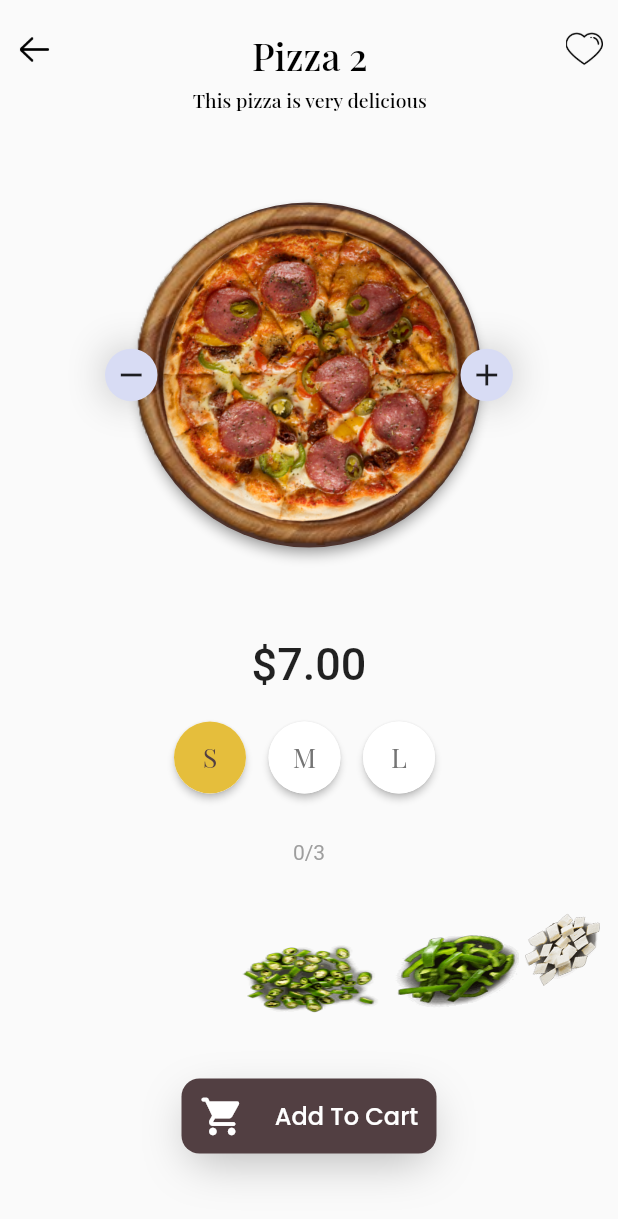
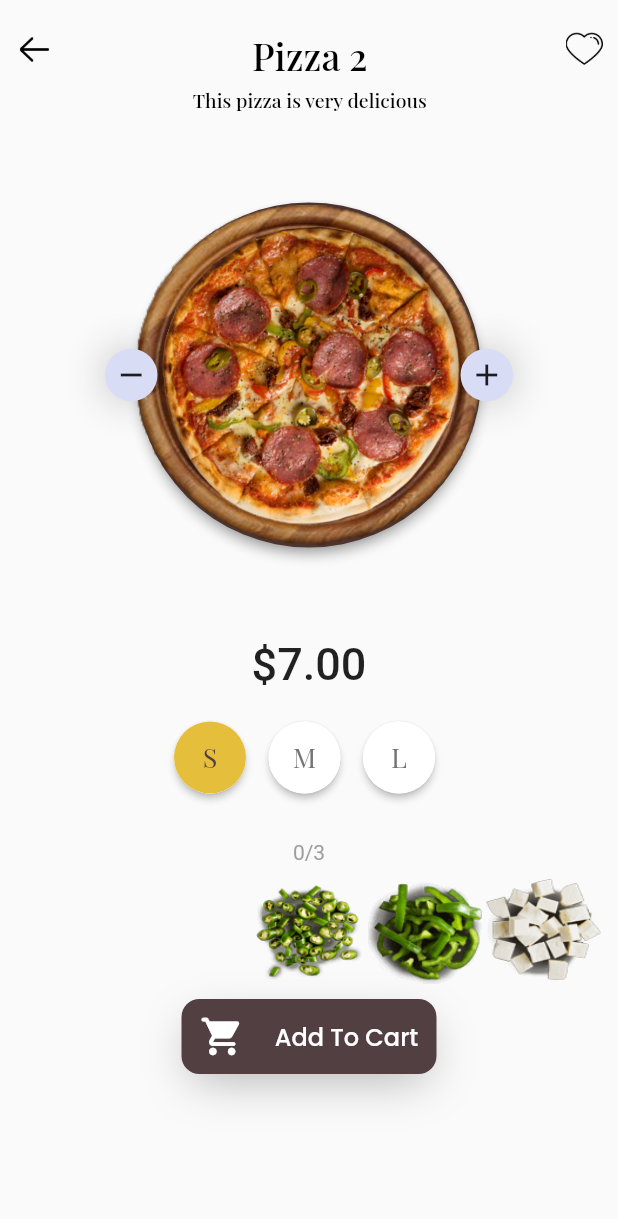
Before and after one commit to Mindinventory/pizza-delivery-app, a Flutter app: the screen it shows after launch, after a tap on an icon or button, on a phone screen of 412 x 824 dp. Shown: the top 1219 px of the screen. Run offline on Flutter 3.47's test engine with Material 2 defaults, Android fonts, the phone set to English and light mode, and no system bars; our stand-ins replace bloc, flutter_bloc, get, google_fonts; Roboto replaces fonts that are missing (georgia).

Commit message:
animation enhancement, small medium large animation

```diff
--- a/lib/ui/home_page.dart
+++ b/lib/ui/home_page.dart
@@ -1,4 +1,5 @@
 import 'dart:math';
+import 'dart:ui';
 
 import 'package:flutter/cupertino.dart';
 import 'package:flutter/material.dart';
@@ -9,6 +10,7 @@ import 'package:pizza_delivery/common/app_fonts.dart';
 import 'package:pizza_delivery/common/swipe_detector.dart';
 import 'package:pizza_delivery/constant/colors.dart';
 import 'package:pizza_delivery/cubit/pizza_cubit.dart';
+import 'package:pizza_delivery/ui/pizza_topping.dart';
 import 'package:pizza_delivery/viewmodel/pizza_viewmodel.dart';
 
 class HomePage extends StatefulWidget {
@@ -23,6 +25,7 @@ class _HomePageState extends State<HomePage>
   final PizzaCubit pizzaCubit = PizzaCubit();
   late final AnimationController animationController;
   int count = 0;
+  int? pizzaIndex;
 
   @override
   void initState() {
@@ -125,10 +128,20 @@ class _HomePageState extends State<HomePage>
                 }),
               ),
             ),
-            const SizedBox(height: 10,),
+            const SizedBox(
+              height: 10,
+            ),
             _toppingsCounter(),
-            const SizedBox(height: 10,),
-            const Expanded(child: PizzaToppingListView()),
+            const SizedBox(
+              height: 10,
+            ),
+            SizedBox(
+              height: 70,
+              child: PizzaToppingListView(),
+            ),
+            const SizedBox(
+              height: 10,
+            ),
             _addToCartButton()
           ],
         ),
@@ -262,25 +275,28 @@ class _HomePageState extends State<HomePage>
   Widget _buildPizzaNameAndDesc() {
     return BlocBuilder<PizzaCubit, PizzaState>(
       bloc: pizzaCubit,
-      buildWhen: (prev,current){
-        if(current.runtimeType == PizzaChangeState||current.runtimeType == PizzaChangedState) {
+      buildWhen: (prev, current) {
+        if (current.runtimeType == PizzaChangeState ||
+            current.runtimeType == PizzaChangedState) {
           return true;
         }
         return false;
       },
       builder: (context, state) {
-        final rightSide=state.runtimeType == PizzaChangeState?(state as PizzaChangeState).rightSide:null;
+        final rightSide = state.runtimeType == PizzaChangeState
+            ? (state as PizzaChangeState).rightSide
+            : null;
         return TweenAnimationBuilder(
           key: ValueKey(count),
-          tween: Tween<double>(begin: 0,end: 1),
-          builder: (context, double value,child) {
+          tween: Tween<double>(begin: 0, end: 1),
+          builder: (context, double value, child) {
             return Stack(
               alignment: Alignment.center,
               children: [
                 Transform(
-                  transform: Matrix4.identity() .. rotateX(-(1-value)*pi/2),
+                  transform: Matrix4.identity()..rotateX(-(1 - value) * pi / 2),
                   child: Opacity(
-                    opacity: rightSide!=null?1-value:1,
+                    opacity: rightSide != null ? 1 - value : 1,
                     child: Column(
                       crossAxisAlignment: CrossAxisAlignment.center,
                       children: [
@@ -292,30 +308,38 @@ class _HomePageState extends State<HomePage>
                           height: 5,
                         ),
                         Text(
-                          pizzaCubit.pizzaList[pizzaCubit.selectedPizza].description,
+                          pizzaCubit
+                              .pizzaList[pizzaCubit.selectedPizza].description,
                           style: AppFonts.pizzaDescriptionFont,
                         ),
                       ],
                     ),
                   ),
                 ),
-                if(rightSide!=null)
+                if (rightSide != null)
                   Transform(
-                  transform: Matrix4.identity() .. rotateX((1-value)*pi/2),
+                    transform: Matrix4.identity()
+                      ..rotateX((1 - value) * pi / 2),
                     child: Opacity(
                       opacity: value,
                       child: Column(
                         crossAxisAlignment: CrossAxisAlignment.center,
                         children: [
                           Text(
-                          pizzaCubit.pizzaList[pizzaCubit.selectedPizza+(rightSide?-1:1)].name,
+                            pizzaCubit
+                                .pizzaList[pizzaCubit.selectedPizza +
+                                    (rightSide ? -1 : 1)]
+                                .name,
                             style: AppFonts.pizzaTitleFont,
                           ),
                           const SizedBox(
                             height: 5,
                           ),
                           Text(
-                          pizzaCubit.pizzaList[pizzaCubit.selectedPizza+(rightSide?-1:1)].description,
+                            pizzaCubit
+                                .pizzaList[pizzaCubit.selectedPizza +
+                                    (rightSide ? -1 : 1)]
+                                .description,
                             style: AppFonts.pizzaDescriptionFont,
                           ),
                         ],
@@ -324,14 +348,16 @@ class _HomePageState extends State<HomePage>
                   ),
               ],
             );
-          }, duration: const Duration(milliseconds: 600),
+          },
+          duration: const Duration(milliseconds: 600),
         );
       },
     );
   }
+
   Widget _toppingsCounter() {
-    return Padding(
-      padding: const EdgeInsets.only(top: 20.0),
+    return const Padding(
+      padding: EdgeInsets.only(top: 20.0),
       child: Text(
         '0/3',
         style: TextStyle(
@@ -340,6 +366,7 @@ class _HomePageState extends State<HomePage>
       ),
     );
   }
+
   Widget _buildTopTitle() {
     return Row(
       mainAxisAlignment: MainAxisAlignment.spaceBetween,
@@ -387,47 +414,52 @@ class _HomePageState extends State<HomePage>
             : null;
         late final double? oldPizzaSize;
         if (state.runtimeType == PizzaChangeSizeState) {
-          oldPizzaSize = getPizzaSize(pizzaCubit.pizzaSize);
-        }
-        else{
+          oldPizzaSize = getPizzaSize((state as PizzaChangeSizeState).oldSize);
+        } else {
           oldPizzaSize = null;
         }
 
         return SwipeDetector(
-          onSwipe: (rightSwipe) {
-            if (state.runtimeType != PizzaChangeState) {
-              if (rightSwipe) {
+          onSwipe: (isRightSwipe) {
+            // if (state.runtimeType != PizzaChangeState) {
+            if (pizzaIndex != null && pizzaIndex != pizzaCubit.selectedPizza) {
+              pizzaCubit.emit(PizzaChangedState());
+              pizzaCubit.selectedPizza = pizzaIndex!;
+            }
+            if (isRightSwipe) {
               if (pizzaCubit.selectedPizza > 0) {
                 count--;
-                  pizzaCubit.emit(PizzaChangeState(rightSide: rightSwipe));
+                pizzaIndex = pizzaCubit.selectedPizza - 1;
+                pizzaCubit.emit(PizzaChangeState(rightSide: isRightSwipe));
               }
             } else {
-                if (pizzaCubit.pizzaList.length - 1 >
-                    pizzaCubit.selectedPizza) {
+              if (pizzaCubit.pizzaList.length - 1 > pizzaCubit.selectedPizza) {
                 count++;
-                  pizzaCubit.emit(PizzaChangeState(rightSide: rightSwipe));
+                pizzaIndex = pizzaCubit.selectedPizza + 1;
+                pizzaCubit.emit(PizzaChangeState(rightSide: isRightSwipe));
               }
             }
-            }
+            // }
 
             // print('SWIPE ${rightSwipe?'RIGHT':'LEFT'}');
           },
           child: TweenAnimationBuilder(
             key: ValueKey(count),
             tween: Tween<double>(begin: 0, end: 1),
-            duration:
-                rightSwipe != null || state.runtimeType == PizzaChangeSizeState
-                    ? const Duration(milliseconds: 600)
-                    : const Duration(milliseconds: 0),
-            curve: Curves.linearToEaseOut,
+            duration: rightSwipe != null
+                ? const Duration(milliseconds: 800)
+                : (state.runtimeType == PizzaChangeSizeState
+                    ? const Duration(milliseconds: 500)
+                    : const Duration(milliseconds: 0)),
+            curve:
+                rightSwipe != null ? Curves.linearToEaseOut : Curves.decelerate,
             onEnd: () {
               if (rightSwipe != null) {
-                if (rightSwipe) {
-                  pizzaCubit.selectedPizza--;
-                } else {
-                  pizzaCubit.selectedPizza++;
+                if (pizzaCubit.selectedPizza != pizzaIndex) {
+                  pizzaCubit.selectedPizza = pizzaIndex!;
+
+                  pizzaCubit.emit(PizzaChangedState());
                 }
-                pizzaCubit.emit(PizzaChangedState());
               }
             },
             builder: (context, double value, child) {
@@ -437,8 +469,17 @@ class _HomePageState extends State<HomePage>
                           ((value + 0.7) * (pizzaSize - prevPizzaSize)))
                       : prevPizzaSize
                   : pizzaSize;
-              final size2=(oldPizzaSize!=null?(oldPizzaSize + value*(pizzaSize-oldPizzaSize)):pizzaChangedSize);
-              final plateSize=(oldPizzaSize!=null?(oldPizzaSize +30+ value*(pizzaSize-oldPizzaSize)):(pizzaSize+30));
+              final size2 = (oldPizzaSize != null
+                  ? (oldPizzaSize +
+                      (value < 0.4
+                              ? 0
+                              : (value - 0.4) *
+                                  (pizzaSize / (pizzaSize * 0.6))) *
+                          (pizzaSize - oldPizzaSize))
+                  : pizzaChangedSize);
+              final plateSize = (oldPizzaSize != null
+                  ? (oldPizzaSize + 30 + value * (pizzaSize - oldPizzaSize))
+                  : (pizzaSize + 30));
               return Column(
                 children: [
                   SizedBox(
@@ -473,7 +514,9 @@ class _HomePageState extends State<HomePage>
                                   0)
                               : const Offset(0, 0),
                           child: Transform.rotate(
-                            angle: pi * ((value - 0.2) > 0 ? value - 0.2 : 0),
+                            angle: rightSwipe != null
+                                ? pi * ((value - 0.4) > 0 ? value - 0.4 : 0)
+                                : 0.6 * pi,
                             child: Image.asset(
                               pizzaCubit
                                   .pizzaList[pizzaCubit.selectedPizza].imgPath,
@@ -492,7 +535,7 @@ class _HomePageState extends State<HomePage>
                                         : (deviceWidth / 2) + (pizzaSize / 2)),
                                 0),
                             child: Transform.rotate(
-                              angle: pi * ((value - 0.4) > 0 ? value - 0.2 : 0),
+                              angle: pi * ((value - 0.4) > 0 ? value - 0.4 : 0),
                               child: Image.asset(
                                 pizzaCubit
                                     .pizzaList[pizzaCubit.selectedPizza +
@@ -556,7 +599,7 @@ class _HomePageState extends State<HomePage>
       case PizzaSize.small:
         return 200;
       case PizzaSize.large:
-        return 260;
+        return 280;
     }
   }
 
@@ -576,8 +619,6 @@ class _HomePageState extends State<HomePage>
       style: AppFonts.pizzaPriceFont,
     );
   }
-
-
 
   Widget _addToCartButton() {
     return Padding(
@@ -610,7 +651,10 @@ class _HomePageState extends State<HomePage>
             const SizedBox(width: 20.0),
             Text(
               'Add To Cart',
-              style: GoogleFonts.poppins(color: Colors.white, fontSize: 16.0,fontWeight: FontWeight.w500),
+              style: GoogleFonts.poppins(
+                  color: Colors.white,
+                  fontSize: 16.0,
+                  fontWeight: FontWeight.w500),
             )
           ],
         ),
@@ -653,29 +697,3 @@ class SizeButton extends StatelessWidget {
     );
   }
 }
-class PizzaToppingListView extends StatelessWidget{
-  static const  List<String> listItem = [
-    'assets/images/toppings/green_chillies_thumb.png',
-    'assets/images/toppings/green_peppers_thumb.png',
-    'assets/images/toppings/halloumi_thumb.png',
-    'assets/images/toppings/mushrooms_thumb.png',
-    'assets/images/toppings/olives_thumb.png',
-    'assets/images/toppings/onions_thumb.png',
-    'assets/images/toppings/pineapples_thumb.png',
-    'assets/images/toppings/sweetcorn_thumb.png',
-    'assets/images/toppings/tomatos_thumb.png',
-  ];
-
-  const PizzaToppingListView({Key? key}) : super(key: key);
-  @override
-  Widget build(BuildContext context) {
-    return RotatedBox(
-      quarterTurns: -1,
-      child: ListWheelScrollView(
-          itemExtent: 100,
-          offAxisFraction: -1.2,
-          children: listItem.map((e) => Image.asset(e,width: 50,height: 50,fit: BoxFit.fill,)).toList()),
-    );
-  }
-
-}
--- /dev/null
+++ b/lib/ui/pizza_topping.dart
@@ -0,0 +1,64 @@
+
+import 'package:flutter/material.dart';
+
+class PizzaToppingListView extends StatelessWidget {
+  static const List<String> listItem = [
+    'assets/images/toppings/green_chillies_thumb.png',
+    'assets/images/toppings/green_peppers_thumb.png',
+    'assets/images/toppings/halloumi_thumb.png',
+    'assets/images/toppings/mushrooms_thumb.png',
+    'assets/images/toppings/olives_thumb.png',
+    'assets/images/toppings/onions_thumb.png',
+    'assets/images/toppings/pineapples_thumb.png',
+    'assets/images/toppings/sweetcorn_thumb.png',
+    'assets/images/toppings/tomatos_thumb.png',
+  ];
+  final PageController pageController=PageController(
+      viewportFraction: 0.2
+  );
+  PizzaToppingListView({Key? key}) : super(key: key);
+
+  @override
+  Widget build(BuildContext context) {
+    return PageView.builder(
+      pageSnapping: true,
+      clipBehavior: Clip.none,
+      controller: pageController,
+      itemBuilder: (context, i) {
+        return ToppingItem(img: listItem[i], selectionChange: (bool){});
+      },
+      itemCount: listItem.length,);
+  }
+}
+class ToppingItem extends StatefulWidget {
+  const ToppingItem({Key? key,required this.img,required this.selectionChange}) : super(key: key);
+  final String img;
+  final void Function(bool) selectionChange;
+
+  @override
+  State<ToppingItem> createState() => _ToppingItemState();
+}
+
+class _ToppingItemState extends State<ToppingItem> {
+  bool selected=false;
+  @override
+  Widget build(BuildContext context) {
+    return  GestureDetector(
+      onTap: (){
+        setState(() {
+          selected=!selected;
+        });
+        widget.selectionChange.call(selected);
+      },
+      child: Opacity(
+        opacity: selected?0.6:1,
+        child: Image.asset(
+          widget.img,
+          width: 50,
+          height: 50,
+          fit: BoxFit.fill,
+        ),
+      ),
+    );
+  }
+}
--- a/lib/viewmodel/pizza_viewmodel.dart
+++ b/lib/viewmodel/pizza_viewmodel.dart
@@ -1,13 +1,25 @@
-enum PizzaSize{
-  small,
-  medium,
-  large
-}
+enum PizzaSize { small, medium, large }
 
-class PizzaViewModel{
+class PizzaViewModel {
   final String name;
   final String description;
   final String imgPath;
   final double price;
-  PizzaViewModel( {required this.name,required this.description,required this.imgPath,required this.price,});
+  late final List<Topping> appliedToppings;
+
+  PizzaViewModel(
+      {required this.name,
+      required this.description,
+      required this.imgPath,
+      required this.price}) {
+    appliedToppings = [];
+  }
 }
+
+class Topping {
+  final String name;
+  final String img;
+  final String unitImg;
+
+  Topping(this.name, this.img, this.unitImg);
+}
```
Lines whose indentation alone changed are shown as unchanged.
